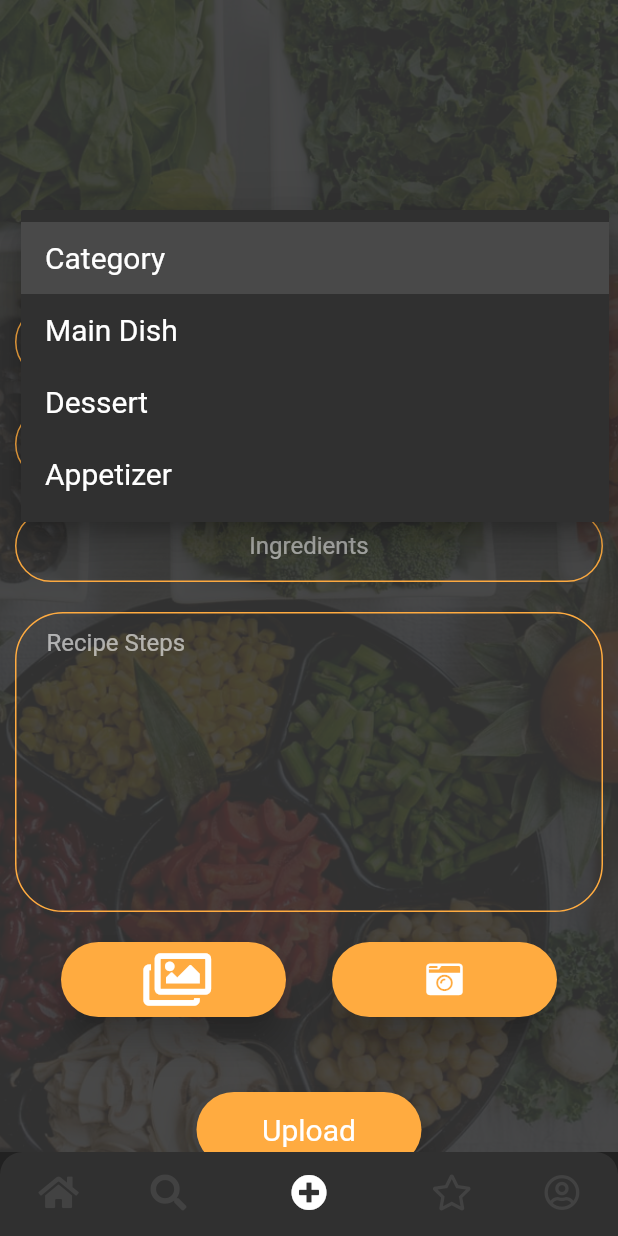
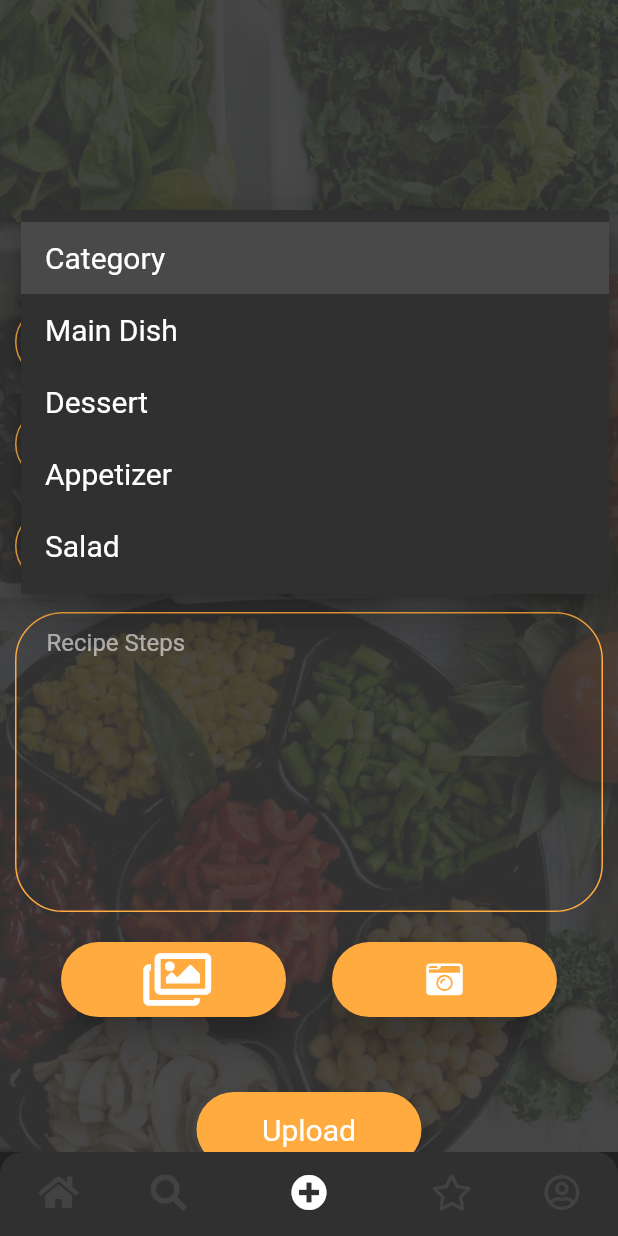
Before and after one commit to TIRILI88/dart_mondayCooks, a Flutter app: the screen it shows after launch, item 3 of the bottom bar chosen, after a tap on "Category", on a phone screen of 412 x 824 dp. Run offline on Flutter 3.47's test engine with Material 2 defaults, Android fonts, the phone set to English and light mode, and no system bars; our stand-ins replace cloud_firestore, firebase_auth, firebase_core, firebase_storage, font_awesome_flutter, image_picker and 2 more; accounts and stored records are empty.

Commit message:
Update UploadPage, add recipeText to DB

```diff
--- a/lib/database.dart
+++ b/lib/database.dart
@@ -64,10 +64,12 @@ class DataBaseService {
   }
 
   Future<List<Recipe>> getRecipes() async {
+    print('getRecipes() started');
+
     final recipesData = await FirebaseFirestore.instance.collection('recipes').get();
     List<Recipe> recipes = [];
     for(var recipe in recipesData.docs) {
-      Recipe recipeObj = Recipe(recipe['recipeName'], recipe['imageURL']);
+      Recipe recipeObj = Recipe(recipe['recipeName'], recipe['imageURL'], recipe['category'], recipe['recipeText']); //, recipe['cookTime'], recipe['recipeScore'],
       recipes.add(recipeObj);
     }
     print(recipes.length);
--- a/lib/recipe_class.dart
+++ b/lib/recipe_class.dart
@@ -4,9 +4,13 @@ class Recipe {
 
   final String recipeName;
   final String recipeURL;
-  final double recipeScore = 4.63;
-  final int recipeTime = 45;
+  // final double recipeScore;
+  // final int cookTime ;
+  final String category;
+  final String recipeText;
+  ///TODO: Firebase loads "number"
 
-  Recipe(this.recipeName, this.recipeURL);
+
+  Recipe(this.recipeName, this.recipeURL, this.category, this.recipeText); //, this.cookTime, this.recipeScore
 
 }
--- a/lib/recipe_page.dart
+++ b/lib/recipe_page.dart
@@ -96,7 +96,7 @@ class RecipePage extends StatelessWidget {
                         color: Colors.orangeAccent,
                         borderRadius: BorderRadius.circular(10)
                     ),
-                    child: Text('${recipe.recipeTime} MIN',
+                    child: Text('45 MIN', //${recipe.cookTime}
                         style: TextStyle(
                             color: Color(0xFF212121),
                             fontSize: 20,
@@ -108,7 +108,7 @@ class RecipePage extends StatelessWidget {
             ),
             panel: Center(
               child:
-                Text('Recipe Goes Here'),
+                Text(recipe.recipeText),
             ),
           ),
         ],
--- a/lib/start_page.dart
+++ b/lib/start_page.dart
@@ -121,8 +121,8 @@ class _StartPageState extends State<StartPage> {
                         itemBuilder: (BuildContext context, int index){
                           return FoodScrollContainer(
                             recipeName: snapshot.data[index].recipeName,
-                            scoreNumber: 4.63,
-                            cookingTime: 45,
+                            scoreNumber: 4.5,//snapshot.data[index].recipeScore,
+                            cookingTime: 35, //snapshot.data[index].cookTime,
                             imagePath: snapshot.data[index].recipeURL,
                             onTapNavigation: () {
                               Navigator.push(context,
--- a/lib/upload_page.dart
+++ b/lib/upload_page.dart
@@ -89,7 +89,7 @@ class _UploadPageState extends State<UploadPage> {
                           dropdownValue = newValue;
                         });
                       },
-                      items: <String>['Category', 'Main Dish', 'Dessert', 'Appetizer']
+                      items: <String>['Category', 'Main Dish', 'Dessert', 'Appetizer', 'Salad']
                           .map<DropdownMenuItem<String>>((String value) {
                             return DropdownMenuItem<String>(
                               value: value,
```
